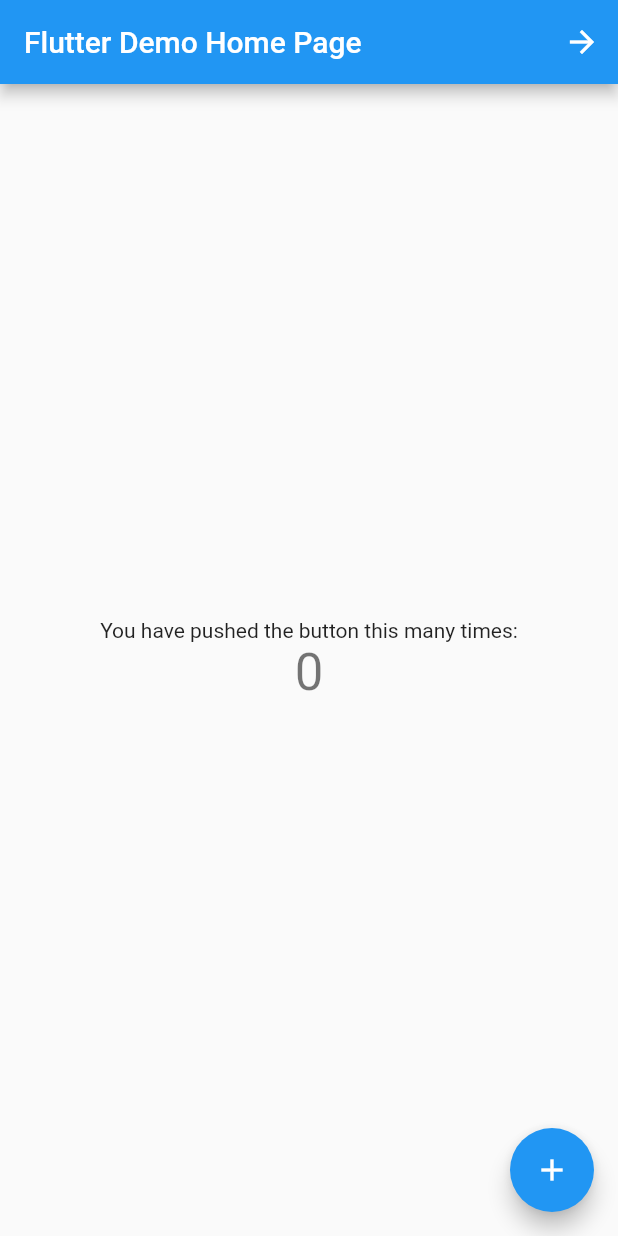
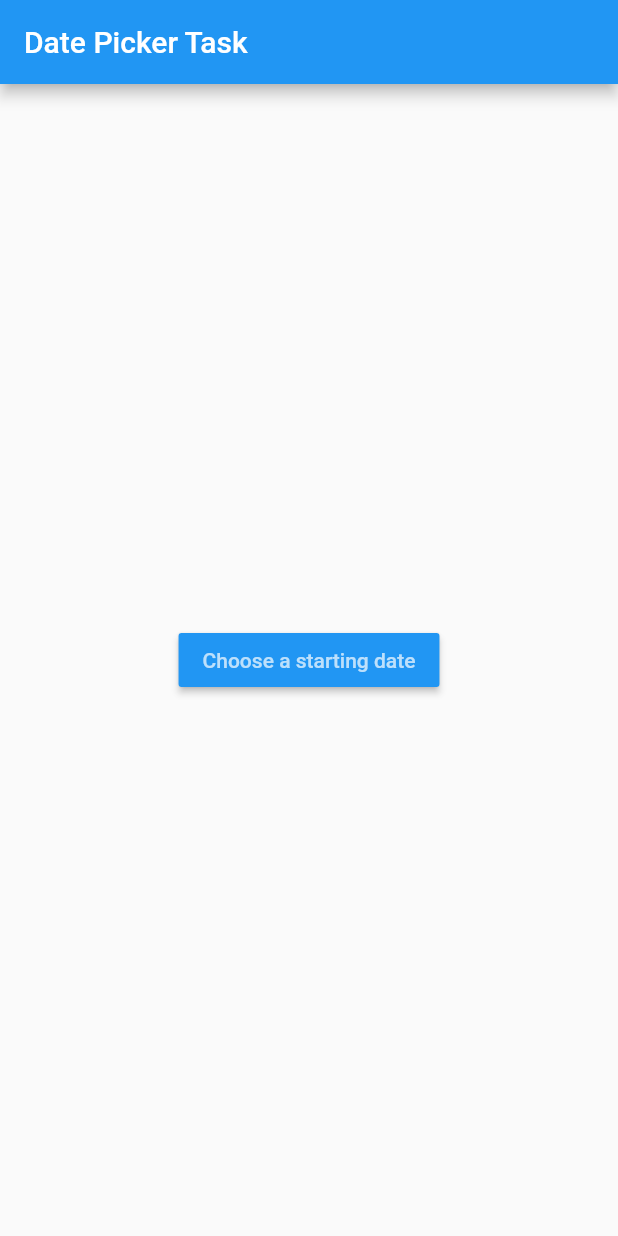
Before and after one commit to shadyaziza/cantina_internship, a Flutter app: the screen it shows after launch, on a phone screen of 412 x 824 dp. Run offline on Flutter 3.47's test engine with Material 2 defaults, Android fonts, the phone set to English and light mode, and no system bars.

Commit message:
added task 4

```diff
--- a/lib/main.dart
+++ b/lib/main.dart
@@ -1,7 +1,9 @@
 import 'package:flutter/material.dart';
 import 'package:scoped_model/scoped_model.dart';
+import './tasks/task2.dart';
+import './tasks/task4.dart';
 
-void main() => runApp(new MyApp());
+void main() => runApp(new DatePickerTask());
 
 class StateModel extends Model {
   int _counter = 0;
--- /dev/null
+++ b/lib/tasks/task4.dart
@@ -0,0 +1,43 @@
+import 'package:flutter/material.dart';
+
+class DatePickerTask extends StatelessWidget {
+  final int days = 5; //Test with 5,15,20
+  @override
+  Widget build(BuildContext context) {
+    return MaterialApp(
+      home: Scaffold(
+        appBar: AppBar(title: Text('Date Picker Task')),
+        body: Center(
+            child: Builder(
+          builder: (con) => RaisedButton(
+                textColor: Theme.of(context).accentTextTheme.display1.color,
+                color: Theme.of(context).primaryColor,
+                child: Text('Choose a starting date'),
+                onPressed: () => showDatePicker(
+                      context: con,
+                      initialDate: DateTime.now(),
+                      firstDate: DateTime.now().subtract(Duration(days: 30)),
+                      lastDate: DateTime.now().add(Duration(days: 30)),
+                    )
+                        //After we choose a date from the picker we call out function with the chosen date
+                        .then((DateTime val) => _generateNextDays(val)),
+              ),
+        )),
+      ),
+    );
+  }
+
+  _generateNextDays(DateTime startingDate) {
+    //Implment your task in this function
+
+    //generate a list of days based on the [startingDate] value
+    //the list should contain all days after the [startingDate] value
+    //the list should NOT contain fridays and saturdays
+    //your code must be working with 5 days, 15 days or 20 days
+    //for example if days=5 your and the startingDate is 30/8/2018,
+    //your list should have the four next days after the starting date,
+    //while skippig fridays and saturdays
+
+    //Your list will have 5, 15 or 20 items for each test case for days
+  }
+}
```
Also changed, not shown: lib/tasks/task2.dart (added, +140 -0 lines), pubspec.lock.
